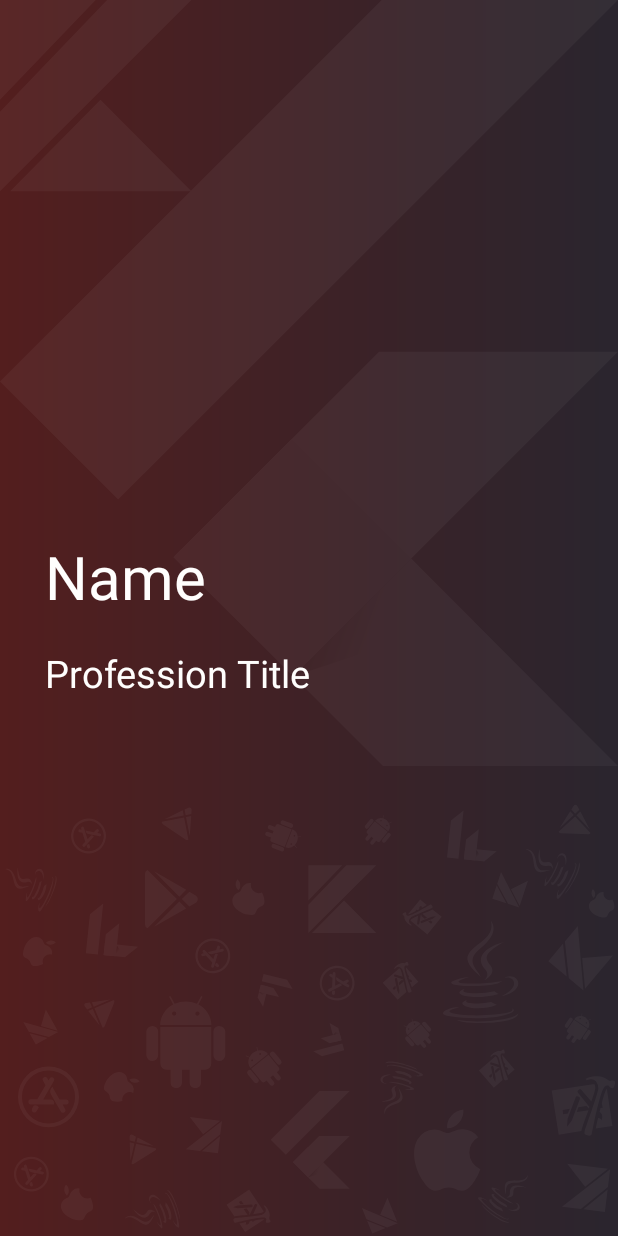
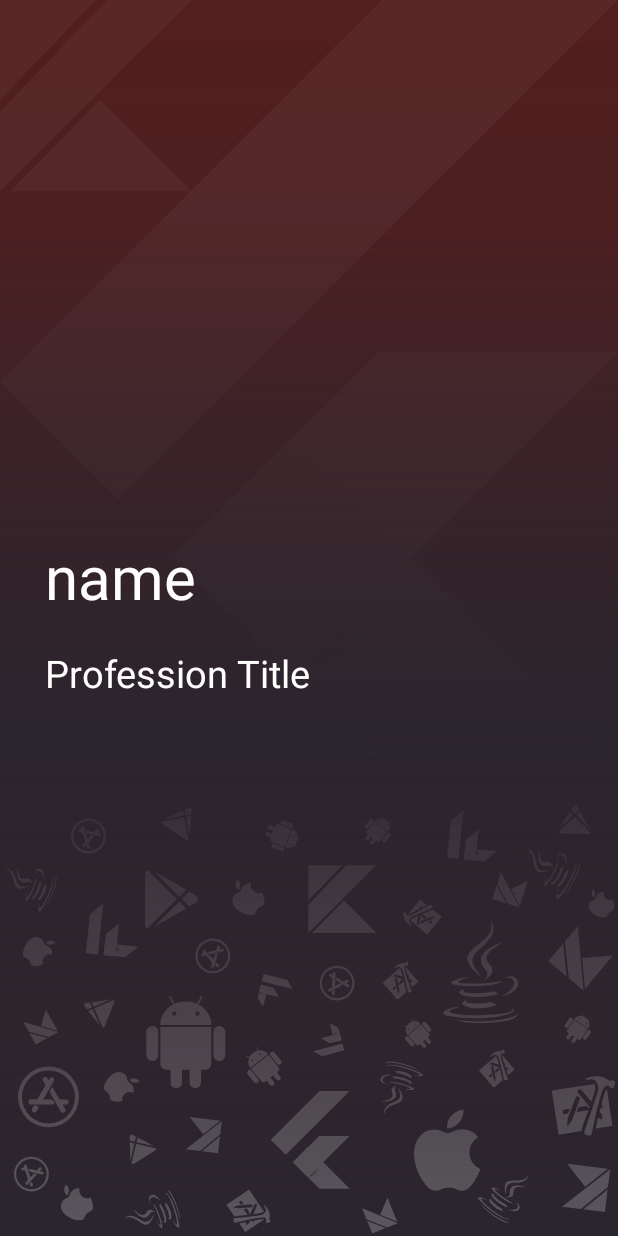
Before and after one commit to Ahlam-M/MyCV-App-Ahlam-M, an Android app: the screen it shows after launch (SplashActivity), on a phone screen of 412 x 824 dp. Run offline under Robolectric (Android 15) with nearby library versions, the phone set to English and light mode, and no system bars; network calls fail; 2 statements that could not run were skipped.

Commit message:
add gradient layer to splash

```diff
--- a/app/src/main/java/com/ahlam/mycv/activities/SplashActivity.kt
+++ b/app/src/main/java/com/ahlam/mycv/activities/SplashActivity.kt
@@ -33,7 +33,7 @@ class SplashActivity : AppCompatActivity() {
         findViewById<TextView>(R.id.txt_profession_title).text = InfoSingleton.personal_info.profession_title
 
 
-        Timer().schedule(3000){
+        Timer().schedule(13000){
 
             //got to intro activity
             val intent = Intent(this@SplashActivity, IntroActivity::class.java)
--- a/app/src/main/res/drawable/bkgrnd_splash_2.xml
+++ b/app/src/main/res/drawable/bkgrnd_splash_2.xml
@@ -2,7 +2,7 @@
     xmlns:aapt="http://schemas.android.com/aapt"
     android:width="347.384dp"
     android:height="246.177dp"
-    android:alpha="0.04"
+    android:alpha="0.3"
     android:viewportWidth="347.384"
     android:viewportHeight="246.177">
   <path
--- /dev/null
+++ b/app/src/main/res/drawable/gr_bkgrnd_splash.xml
@@ -0,0 +1,21 @@
+<?xml version="1.0" encoding="utf-8"?>
+<!--
+  ~ gr_splash.xml
+  ~
+  ~ This file was created on 06 Apr 2021
+  ~ for project "MyCV-Ahlam M"
+  ~ Copyright (c) 2021. All rights reserved.
+  ~
+  ~ by developer Ahlam Mhmd
+  ~ Github : Ahlam-M
+  -->
+
+<shape xmlns:android="http://schemas.android.com/apk/res/android"
+    android:shape="rectangle">
+
+    <gradient
+        android:angle="270"
+        android:type="linear"
+        android:startColor="@color/red_oxide"
+        android:endColor="@color/dark_purple"/>
+</shape>
--- a/app/src/main/res/drawable/gr_splash.xml
+++ b/app/src/main/res/drawable/gr_frgrnd_trans.xml
@@ -1,9 +1,9 @@
 <?xml version="1.0" encoding="utf-8"?>
 <!--
-  ~ gr_splash.xml
+  ~ gr_frgrnd_trans.xml
   ~
-  ~ This file was created on 06 Apr 2021
-  ~ for project "MyCV-Ahlam M"
+  ~ Created on 14 Apr 2021
+  ~ for "MyCV-Ahlam M"
   ~ Copyright (c) 2021. All rights reserved.
   ~
   ~ by developer Ahlam Mhmd
@@ -14,7 +14,9 @@
     android:shape="rectangle">
 
     <gradient
+        android:angle="270"
         android:type="linear"
-        android:startColor="@color/red_oxide"
-        android:endColor="@color/dark_purple"/>
+        android:startColor="#23531E1E"
+        android:centerColor="#F02A252E"
+        android:endColor="#3C2A252E"/>
 </shape>
--- a/app/src/main/res/layout/activity_splash.xml
+++ b/app/src/main/res/layout/activity_splash.xml
@@ -1,11 +1,11 @@
 <?xml version="1.0" encoding="utf-8"?>
 <RelativeLayout xmlns:android="http://schemas.android.com/apk/res/android"
+    xmlns:app="http://schemas.android.com/apk/res-auto"
     xmlns:tools="http://schemas.android.com/tools"
-    xmlns:app="http://schemas.android.com/apk/res-auto"
     android:layout_width="match_parent"
     android:layout_height="match_parent"
+    android:background="@drawable/gr_bkgrnd_splash"
     android:orientation="vertical"
-    android:background="@drawable/gr_splash"
     tools:context=".activities.SplashActivity">
 
     <RelativeLayout
@@ -17,18 +17,25 @@
             android:id="@+id/img_splash_1"
             android:layout_width="match_parent"
             android:layout_height="wrap_content"
+            android:layout_alignParentTop="true"
+            android:adjustViewBounds="true"
             android:scaleType="fitXY"
-            android:adjustViewBounds="true"
-            android:layout_alignParentTop="true"
-            android:src="@drawable/bkgrnd_splash_1"/>
+            android:src="@drawable/bkgrnd_splash_1" />
 
         <androidx.appcompat.widget.AppCompatImageView
             android:layout_width="match_parent"
             android:layout_height="wrap_content"
+            android:layout_alignParentBottom="true"
+            android:adjustViewBounds="true"
             android:scaleType="fitXY"
-            android:adjustViewBounds="true"
+            android:src="@drawable/bkgrnd_splash_2" />
+
+        <View
+            android:layout_width="match_parent"
+            android:layout_height="match_parent"
             android:layout_alignParentBottom="true"
-            android:src="@drawable/bkgrnd_splash_2"/>
+            android:layout_marginTop="150dp"
+            android:background="@drawable/gr_frgrnd_trans" />
 
     </RelativeLayout>
 
@@ -36,25 +43,25 @@
         android:layout_width="match_parent"
         android:layout_height="match_parent"
         android:gravity="center_vertical|left"
-        android:padding="30dp"
-        android:orientation="vertical">
+        android:orientation="vertical"
+        android:padding="30dp">
 
         <TextView
             android:id="@+id/txt_name"
             android:layout_width="wrap_content"
             android:layout_height="wrap_content"
-            android:textSize="40sp"
+            android:layout_marginBottom="20dp"
+            android:text="name"
             android:textColor="@color/white"
-            android:text="@string/name"
-            android:layout_marginBottom="20dp"/>
+            android:textSize="40sp" />
 
         <TextView
             android:id="@+id/txt_profession_title"
             android:layout_width="wrap_content"
             android:layout_height="wrap_content"
-            android:textSize="25sp"
+            android:text="@string/profession_title"
             android:textColor="@color/white"
-            android:text="@string/profession_title"/>
+            android:textSize="25sp" />
 
     </LinearLayout>
 
```
